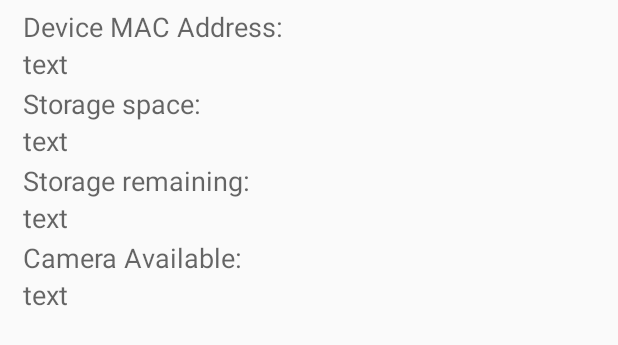
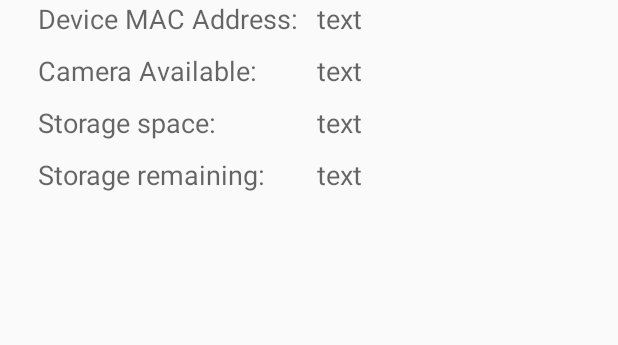
Before and after one commit to Woobs8/BachelorGoGo_RoboGoGo_Remote_Control, an Android app: the layout device_info_dialog.xml on its own in the app's theme, with its tools: preview values and no code run, on a phone screen of 412 x 824 dp. Shown: the top 345 px of the screen. Run offline under Robolectric (Android 15) with nearby library versions, the phone set to English and light mode, and no system bars.

Commit message:
Information Dialog Fragment Layout Updated to New Design

```diff
--- a/app/src/main/res/layout/device_info_dialog.xml
+++ b/app/src/main/res/layout/device_info_dialog.xml
@@ -3,18 +3,56 @@
     android:layout_width="wrap_content"
     android:layout_height="wrap_content" >
 
+    <LinearLayout
+        android:orientation="vertical"
+        android:layout_width="wrap_content"
+        android:layout_height="wrap_content"
+        android:id="@+id/ListViewDialogInfoLeft"
+        android:layout_marginLeft="4mm">
         <TextView
             android:text="@string/text_ip_address"
             android:layout_width="wrap_content"
             android:layout_height="wrap_content"
-        android:layout_alignParentTop="true"
-        android:layout_alignParentLeft="true"
-        android:layout_alignParentStart="true"
-        android:layout_marginLeft="15dp"
-        android:layout_marginStart="15dp"
-        android:layout_marginTop="5dp"
             android:id="@+id/tvMac"
-        android:textAppearance="@style/TextAppearance.AppCompat.Medium" />
+            android:textAppearance="@style/TextAppearance.AppCompat.Medium"
+            />
+
+        <TextView
+            android:layout_width="wrap_content"
+            android:layout_height="wrap_content"
+            android:id="@+id/tvCameraAvailable"
+            android:textAppearance="@style/TextAppearance.AppCompat.Medium"
+            android:text="@string/text_camera_available"
+            android:layout_marginTop="10dp"
+            />
+
+        <TextView
+            android:layout_width="wrap_content"
+            android:layout_height="wrap_content"
+            android:id="@+id/tvStorageSpace"
+            android:textAppearance="@style/TextAppearance.AppCompat.Medium"
+            android:text="@string/text_storage_space"
+            android:layout_marginTop="10dp"/>
+
+        <TextView
+            android:text="@string/text_storage_remaining"
+            android:layout_width="wrap_content"
+            android:layout_height="wrap_content"
+            android:id="@+id/tvStorageRemaining"
+            android:textAppearance="@style/TextAppearance.AppCompat.Medium"
+            android:layout_marginTop="10dp"
+            />
+
+
+    </LinearLayout>
+
+    <LinearLayout
+        android:orientation="vertical"
+        android:layout_width="wrap_content"
+        android:layout_height="wrap_content"
+        android:layout_toRightOf="@id/ListViewDialogInfoLeft"
+        android:id="@+id/ListViewDialogInfoRight"
+        android:layout_marginLeft="2mm">
 
         <TextView
             android:layout_width="wrap_content"
@@ -22,20 +60,9 @@
             android:id="@+id/tvDeviceMacHere"
             android:textAppearance="@style/TextAppearance.AppCompat.Medium"
             android:text="text"
-        android:layout_below="@+id/tvMac"
-        android:layout_alignLeft="@+id/tvMac"
-        android:layout_alignStart="@+id/tvMac" />
 
-    <TextView
-        android:layout_width="wrap_content"
-        android:layout_height="wrap_content"
-        android:id="@+id/tvCameraAvailable"
-        android:textAppearance="@style/TextAppearance.AppCompat.Medium"
-        android:layout_marginTop="2dp"
-        android:layout_below="@+id/tvDeviceStorageRemainingHere"
-        android:layout_alignLeft="@+id/tvDeviceMacHere"
-        android:layout_alignStart="@+id/tvDeviceMacHere"
-        android:text="@string/text_camera_available" />
+            />
+
 
         <TextView
             android:layout_width="wrap_content"
@@ -43,20 +70,8 @@
             android:id="@+id/tvDeviceCameraAvailableHere"
             android:textAppearance="@style/TextAppearance.AppCompat.Medium"
             android:text="text"
-        android:layout_below="@+id/tvCameraAvailable"
-        android:layout_alignLeft="@+id/tvMac"
-        android:layout_alignStart="@+id/tvMac" />
-
-    <TextView
-        android:layout_width="wrap_content"
-        android:layout_height="wrap_content"
-        android:id="@+id/tvStorageSpace"
-        android:textAppearance="@style/TextAppearance.AppCompat.Medium"
-        android:layout_marginTop="2dp"
-        android:layout_below="@+id/tvDeviceMacHere"
-        android:layout_alignLeft="@+id/tvDeviceMacHere"
-        android:layout_alignStart="@+id/tvDeviceMacHere"
-        android:text="@string/text_storage_space" />
+            android:layout_marginTop="10dp"
+            />
 
         <TextView
             android:text="text"
@@ -64,20 +79,8 @@
             android:layout_height="wrap_content"
             android:id="@+id/tvDeviceStorageSpaceHere"
             android:textAppearance="@style/TextAppearance.AppCompat.Medium"
-        android:layout_below="@+id/tvStorageSpace"
-        android:layout_alignLeft="@+id/tvStorageSpace"
-        android:layout_alignStart="@+id/tvStorageSpace" />
-
-    <TextView
-        android:text="@string/text_storage_remaining"
-        android:layout_width="wrap_content"
-        android:layout_height="wrap_content"
-        android:layout_marginTop="2dp"
-        android:id="@+id/tvStorageRemaining"
-        android:textAppearance="@style/TextAppearance.AppCompat.Medium"
-        android:layout_below="@+id/tvDeviceStorageSpaceHere"
-        android:layout_alignLeft="@+id/tvDeviceStorageSpaceHere"
-        android:layout_alignStart="@+id/tvDeviceStorageSpaceHere" />
+            android:layout_marginTop="10dp"
+            />
 
         <TextView
             android:layout_width="wrap_content"
@@ -85,8 +88,10 @@
             android:id="@+id/tvDeviceStorageRemainingHere"
             android:textAppearance="@style/TextAppearance.AppCompat.Medium"
             android:text="text"
-        android:layout_below="@+id/tvStorageRemaining"
-        android:layout_alignLeft="@+id/tvStorageRemaining"
-        android:layout_alignStart="@+id/tvStorageRemaining" />
+            android:layout_marginTop="10dp"
+            />
+
+    </LinearLayout>
+
 
 </RelativeLayout>
```
Lines whose indentation alone changed are shown as unchanged.
